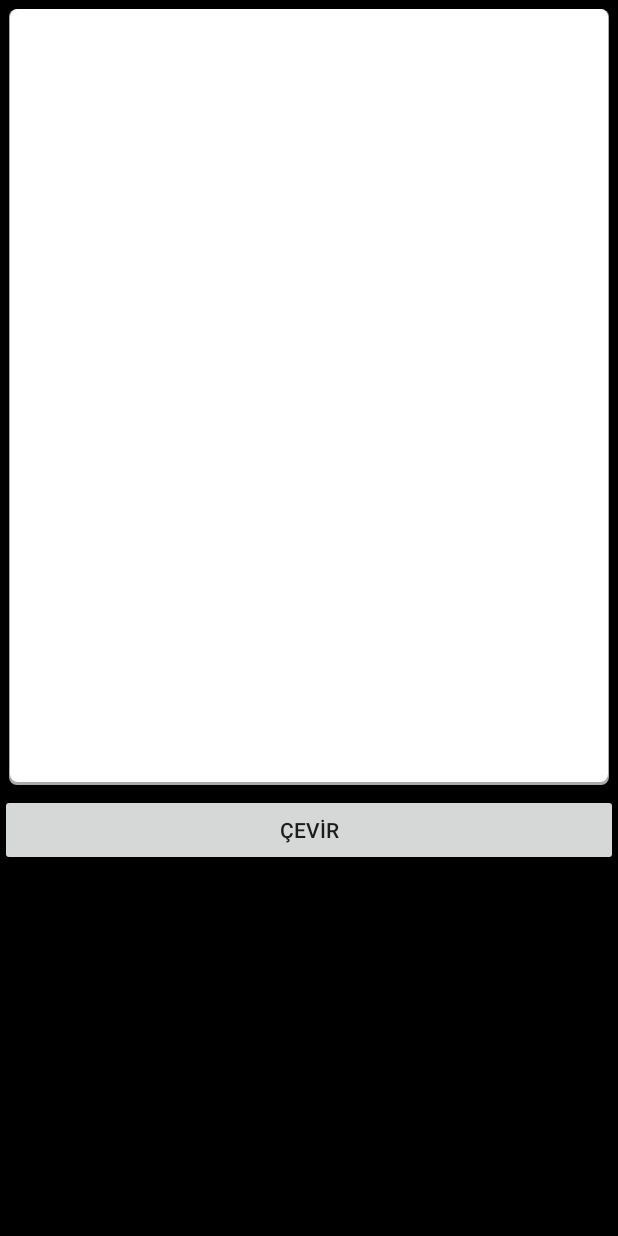
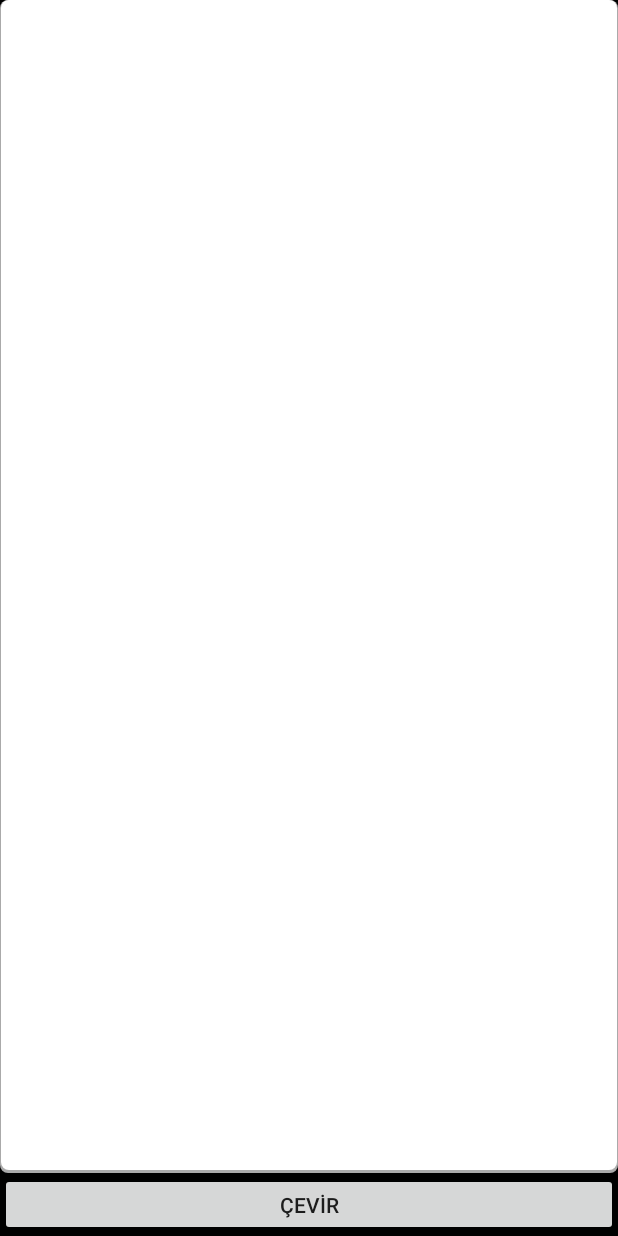
Before and after one commit to OmerOz34/AndroidCameraRecognitionText, an Android app: the SecondActivity screen opened directly, with no data from a screen before it, on a phone screen of 412 x 824 dp. Run offline under Robolectric (Android 15) with nearby library versions, the phone set to English and light mode, and no system bars.

Commit message:
25.03 v3
performans iyileştirmeleri yapıldı

```diff
--- a/app/src/main/AndroidManifest.xml
+++ b/app/src/main/AndroidManifest.xml
@@ -6,7 +6,7 @@
 
     <application
         android:allowBackup="true"
-        android:icon="@mipmap/ic_launcher"
+        android:icon="@drawable/icon"
         android:label="@string/app_name"
         android:supportsRtl="true"
         android:theme="@style/AppTheme">
--- a/app/src/main/res/layout/activity_second.xml
+++ b/app/src/main/res/layout/activity_second.xml
@@ -5,6 +5,7 @@
     android:layout_width="match_parent"
     android:layout_height="match_parent"
     android:orientation="vertical"
+    android:weightSum="8"
     android:background="@color/colorBlack"
     tools:context=".SecondActivity">
 
@@ -12,20 +13,15 @@
     <EditText
         android:id="@+id/edittext"
         android:layout_width="match_parent"
-        android:layout_height="517dp"
-        android:layout_marginBottom="6dp"
-        android:layout_marginEnd="6dp"
-        android:layout_marginLeft="6dp"
-        android:layout_marginRight="6dp"
-        android:layout_marginStart="6dp"
-        android:layout_marginTop="6dp"
-        android:background="@drawable/bg_search" />
+        android:layout_height="match_parent"
+        android:layout_weight="7"
+        android:background="@drawable/bg_search"
+        android:textColorLink="?android:attr/colorForeground" />
 
     <Button
+        android:layout_weight="1"
         android:text="ÇEVİR"
         android:layout_width="match_parent"
         android:layout_height="wrap_content"
-        android:layout_alignParentBottom="true"
-        android:layout_centerHorizontal="true"
-        android:layout_gravity="bottom" />
+         />
 </LinearLayout>
--- a/app/src/main/res/values/strings.xml
+++ b/app/src/main/res/values/strings.xml
@@ -1,3 +1,3 @@
 <resources>
-    <string name="app_name">AndroidCameraRecognitionText</string>
+    <string name="app_name">OCR-Translate</string>
 </resources>
```
Also changed, not shown: app/src/main/java/dev/edmt/androidcamerarecognitiontext/MainActivity.java (+9 -1 lines), app/src/main/res/layout/activity_main.xml (+8 -2 lines), app/src/main/res/drawable/button1.png, app/src/main/res/drawable/button2.png, app/src/main/res/drawable/icon.png (added).
